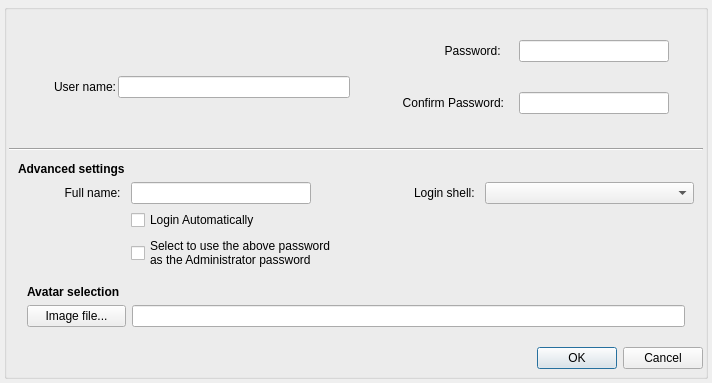
Old version of the form src/modules/users/gui/adduserdialog.ui in the repository calamares/calamares.
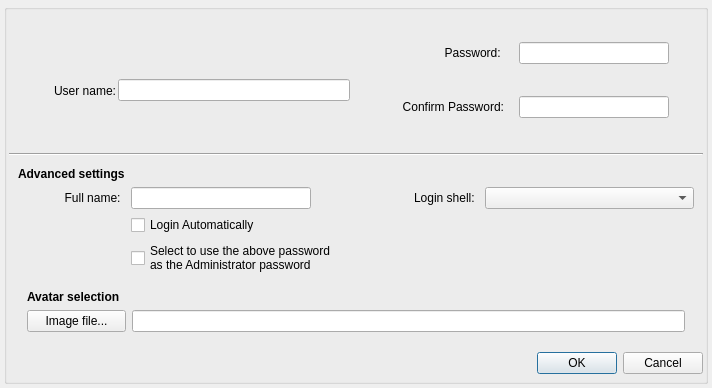
New version of the form.

Commit message:
Set tab order to more logical one for the flow.
At least in my opinion :-)

The edit to the form file:
```diff
--- a/src/modules/users/gui/adduserdialog.ui
+++ b/src/modules/users/gui/adduserdialog.ui
@@ -7,7 +7,7 @@
     <x>0</x>
     <y>0</y>
     <width>712</width>
-    <height>383</height>
+    <height>388</height>
    </rect>
   </property>
   <property name="sizePolicy">
```
Left out of the diff: 6 changed lines with no effect on the pictures.
